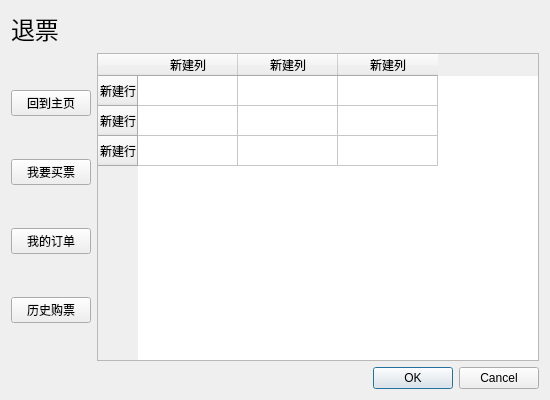
Above: UI/userreturn.ui from New-bottle/train-ticket-system before the change. Below: the same form after it.
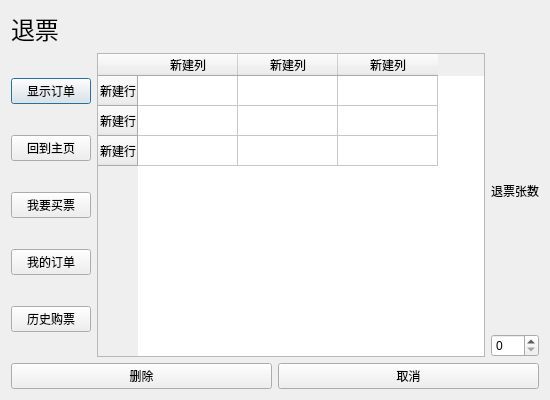
That is the form after the change.

Commit message: ui comple ce

```diff
--- a/UI/userreturn.ui
+++ b/UI/userreturn.ui
@@ -13,7 +13,7 @@
   <property name="windowTitle">
    <string>Dialog</string>
   </property>
-  <layout class="QVBoxLayout" name="verticalLayout_2">
+  <layout class="QVBoxLayout" name="verticalLayout_3">
    <item>
     <widget class="QLabel" name="label">
      <property name="font">
@@ -31,6 +31,13 @@
     <layout class="QHBoxLayout" name="horizontalLayout">
      <item>
       <layout class="QVBoxLayout" name="verticalLayout">
+       <item>
+        <widget class="QPushButton" name="show_order">
+         <property name="text">
+          <string>显示订单</string>
+         </property>
+        </widget>
+       </item>
        <item>
         <widget class="QPushButton" name="pushButton">
          <property name="text">
@@ -95,17 +102,39 @@
        </column>
       </widget>
      </item>
+     <item>
+      <layout class="QVBoxLayout" name="verticalLayout_2">
+       <item>
+        <widget class="QLabel" name="label_2">
+         <property name="text">
+          <string>退票张数</string>
+         </property>
+        </widget>
+       </item>
+       <item>
+        <widget class="QSpinBox" name="ticket_number"/>
+       </item>
+      </layout>
+     </item>
     </layout>
    </item>
    <item>
-    <widget class="QDialogButtonBox" name="buttonBox">
-     <property name="orientation">
-      <enum>Qt::Horizontal</enum>
-     </property>
-     <property name="standardButtons">
-      <set>QDialogButtonBox::Cancel|QDialogButtonBox::Ok</set>
-     </property>
-    </widget>
+    <layout class="QHBoxLayout" name="horizontalLayout_2">
+     <item>
+      <widget class="QPushButton" name="pushButton_5">
+       <property name="text">
+        <string>删除</string>
+       </property>
+      </widget>
+     </item>
+     <item>
+      <widget class="QPushButton" name="pushButton_6">
+       <property name="text">
+        <string>取消</string>
+       </property>
+      </widget>
+     </item>
+    </layout>
    </item>
   </layout>
  </widget>
```
Left out of the diff: 35 changed lines with no effect on the pictures. The commit also changes 7 other files.
